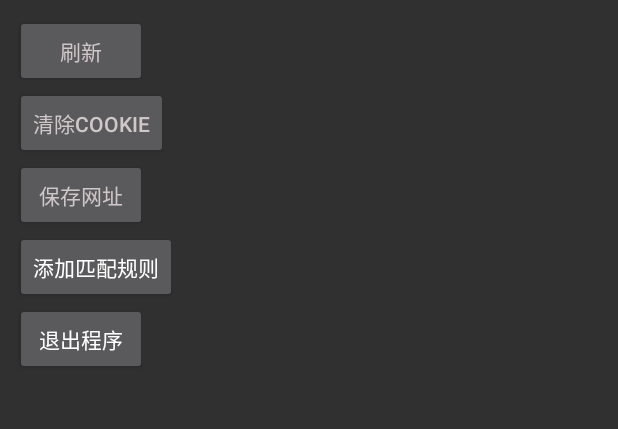
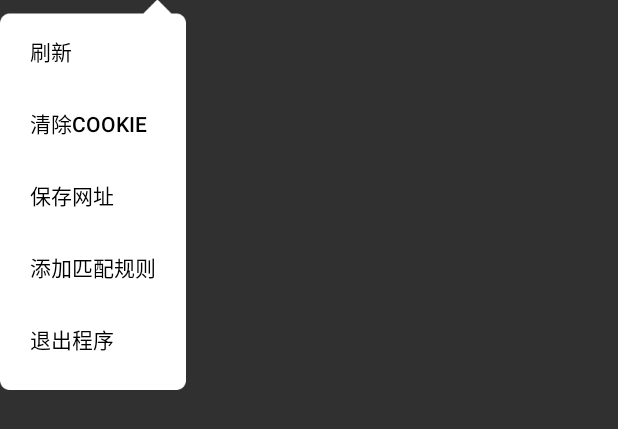
Before and after one commit to lineCode/WebViewVideo, an Android app: the layout pop_more_layout.xml on its own in the app's theme, with its tools: preview values and no code run, on a phone screen of 412 x 824 dp. Shown: the top 429 px of the screen. Run offline under Robolectric (Android 15) with nearby library versions, the phone set to English and light mode, and no system bars.

Commit message:
右上角弹出ui和友盟。

```diff
--- a/app/build.gradle
+++ b/app/build.gradle
@@ -33,4 +33,5 @@ dependencies {
     compile 'com.afollestad.material-dialogs:core:0.9.4.5'
     compile 'me.zhanghai.android.materialprogressbar:library:1.4.1'
     compile project(':library')
+    compile 'com.umeng.analytics:analytics:latest.integration'
 }
--- a/app/src/main/java/apk/cn/zeffect/webviewvideo/ui/WebActivity.java
+++ b/app/src/main/java/apk/cn/zeffect/webviewvideo/ui/WebActivity.java
@@ -40,6 +40,7 @@ import com.afollestad.materialdialogs.MaterialDialog;
 import java.util.ArrayList;
 
 import apk.cn.zeffect.webviewvideo.R;
+import apk.cn.zeffect.webviewvideo.base.BaseActivity;
 import apk.cn.zeffect.webviewvideo.orm.OrmHelp;
 import apk.cn.zeffect.webviewvideo.ui.regextask.RegexActivity;
 import apk.cn.zeffect.webviewvideo.utils.Constant;
@@ -64,7 +65,7 @@ import me.zhanghai.android.materialprogressbar.MaterialProgressBar;
  * @author zzx
  */
 
-public class WebActivity extends AppCompatActivity implements View.OnClickListener, TextView.OnEditorActionListener, KMPAutoComplTextView.OnPopupItemClickListener {
+public class WebActivity extends BaseActivity implements View.OnClickListener, TextView.OnEditorActionListener, KMPAutoComplTextView.OnPopupItemClickListener {
     private CoordinatorLayout mLayout;
     private WebView mWebView;
     private ImageButton mSearchBtn;
--- a/app/src/main/java/apk/cn/zeffect/webviewvideo/ui/regextask/RegexActivity.java
+++ b/app/src/main/java/apk/cn/zeffect/webviewvideo/ui/regextask/RegexActivity.java
@@ -1,17 +1,16 @@
 package apk.cn.zeffect.webviewvideo.ui.regextask;
 
-import android.app.Activity;
 import android.os.Bundle;
 import android.support.annotation.Nullable;
-import android.support.v4.app.FragmentActivity;
 
 import apk.cn.zeffect.webviewvideo.R;
+import apk.cn.zeffect.webviewvideo.base.BaseActivity;
 
 /**
  * Created by Administrator on 2017/8/5.
  */
 
-public class RegexActivity extends FragmentActivity {
+public class RegexActivity extends BaseActivity {
     private RegexFragment regexFragment;
 
     @Override
--- a/app/src/main/res/layout/pop_more_layout.xml
+++ b/app/src/main/res/layout/pop_more_layout.xml
@@ -1,7 +1,12 @@
 <?xml version="1.0" encoding="utf-8"?>
-<LinearLayout xmlns:android="http://schemas.android.com/apk/res/android"
-    android:layout_width="match_parent"
-    android:layout_height="match_parent"
+<ScrollView xmlns:android="http://schemas.android.com/apk/res/android"
+            android:layout_width="wrap_content"
+            android:layout_height="wrap_content">
+
+    <LinearLayout
+        android:layout_width="wrap_content"
+        android:layout_height="wrap_content"
+        android:background="@drawable/im_pop_menu_bg"
         android:orientation="vertical"
         android:padding="@dimen/dp10">
 
@@ -9,34 +14,53 @@
             android:id="@+id/refresh_url"
             android:layout_width="wrap_content"
             android:layout_height="wrap_content"
+            android:background="@null"
+            android:gravity="left|center_vertical"
+            android:padding="@dimen/dp10"
             android:text="刷新"
-        android:textColor="@color/pop_text_color" />
+            android:textColor="@color/pop_text_color"/>
 
         <Button
             android:id="@+id/clear_cookie"
             android:layout_width="wrap_content"
             android:layout_height="wrap_content"
+            android:background="@null"
+            android:gravity="left|center_vertical"
+            android:padding="@dimen/dp10"
             android:text="清除Cookie"
-        android:textColor="@color/pop_text_color" />
+            android:textColor="@color/pop_text_color"/>
 
         <Button
+
             android:id="@+id/save_url"
             android:layout_width="wrap_content"
             android:layout_height="wrap_content"
+            android:background="@null"
+            android:gravity="left|center_vertical"
+            android:padding="@dimen/dp10"
             android:text="保存网址"
-        android:textColor="@color/pop_text_color" />
+            android:textColor="@color/pop_text_color"/>
 
         <Button
             android:id="@+id/go_regex"
             android:layout_width="wrap_content"
             android:layout_height="wrap_content"
-        android:text="添加匹配规则" />
+            android:background="@null"
+            android:gravity="left|center_vertical"
+            android:padding="@dimen/dp10"
+            android:text="添加匹配规则"
+            android:textColor="@color/pop_text_color"/>
 
 
         <Button
             android:id="@+id/exit"
             android:layout_width="wrap_content"
             android:layout_height="wrap_content"
-        android:text="退出程序" />
+            android:background="@null"
+            android:gravity="left|center_vertical"
+            android:padding="@dimen/dp10"
+            android:text="退出程序"
+            android:textColor="@color/pop_text_color"/>
 
     </LinearLayout>
+</ScrollView>
--- a/app/src/main/res/values/colors.xml
+++ b/app/src/main/res/values/colors.xml
@@ -5,5 +5,5 @@
     <color name="colorAccent">#03A9F4</color>
     <color name="like_gray">#d0c7c8</color>
     <color name="white">#ffffff</color>
-    <color name="pop_text_color">#d0c7c8</color>
+    <color name="pop_text_color">#000000</color>
 </resources>
```
Also changed, not shown: app/src/main/AndroidManifest.xml (+7 -0 lines), app/src/main/java/apk/cn/zeffect/webviewvideo/base/BaseActivity.java (added, +31 -0 lines), app/src/main/res/drawable-xhdpi/im_pop_menu_bg.9.png (added). Lines whose indentation alone changed are shown as unchanged.
